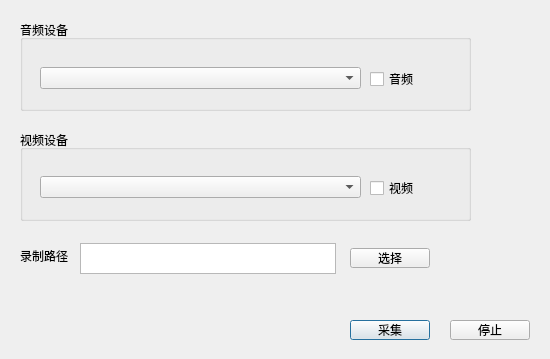
Before: the Qt Designer form devices_dialog.ui in BrentHuang/rtmp_pusher, drawn with Qt 5.
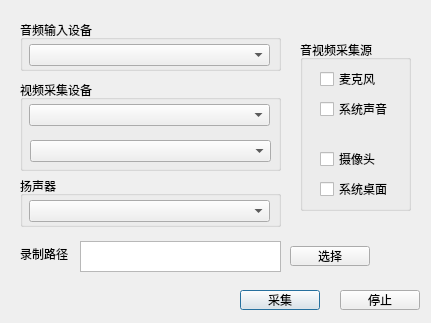
After: the same form once the commit is applied.

Commit message: 增加桌面分享和扬声器，设备识别改为使用qt

The edit to the form file:
```diff
--- a/devices_dialog.ui
+++ b/devices_dialog.ui
@@ -6,8 +6,8 @@
    <rect>
     <x>0</x>
     <y>0</y>
-    <width>550</width>
-    <height>359</height>
+    <width>431</width>
+    <height>323</height>
    </rect>
   </property>
   <property name="windowTitle">
@@ -18,78 +18,62 @@
     <rect>
      <x>20</x>
      <y>20</y>
-     <width>451</width>
-     <height>91</height>
+     <width>261</width>
+     <height>51</height>
     </rect>
    </property>
    <property name="title">
-    <string>音频设备</string>
+    <string>音频输入设备</string>
    </property>
    <widget class="QComboBox" name="comboBox_Audio">
     <property name="geometry">
      <rect>
-      <x>20</x>
-      <y>47</y>
-      <width>321</width>
+      <x>9</x>
+      <y>24</y>
+      <width>241</width>
       <height>22</height>
      </rect>
     </property>
    </widget>
-   <widget class="QCheckBox" name="checkBox_Audio">
-    <property name="geometry">
-     <rect>
-      <x>350</x>
-      <y>50</y>
-      <width>73</width>
-      <height>18</height>
-     </rect>
-    </property>
-    <property name="text">
-     <string>音频</string>
-    </property>
-   </widget>
   </widget>
   <widget class="QGroupBox" name="groupBox_2">
    <property name="geometry">
     <rect>
      <x>20</x>
-     <y>130</y>
-     <width>451</width>
+     <y>80</y>
+     <width>261</width>
      <height>91</height>
     </rect>
    </property>
    <property name="title">
-    <string>视频设备</string>
+    <string>视频采集设备</string>
    </property>
    <widget class="QComboBox" name="comboBox_Video">
     <property name="geometry">
      <rect>
-      <x>20</x>
-      <y>46</y>
-      <width>321</width>
+      <x>9</x>
+      <y>24</y>
+      <width>241</width>
       <height>22</height>
      </rect>
     </property>
    </widget>
-   <widget class="QCheckBox" name="checkBox_Video">
+   <widget class="QComboBox" name="comboBox_VideoProp">
     <property name="geometry">
      <rect>
-      <x>350</x>
-      <y>49</y>
-      <width>73</width>
-      <height>18</height>
+      <x>10</x>
+      <y>60</y>
+      <width>241</width>
+      <height>22</height>
      </rect>
     </property>
-    <property name="text">
-     <string>视频</string>
-    </property>
    </widget>
   </widget>
   <widget class="QPushButton" name="pushButton_Start">
    <property name="geometry">
     <rect>
-     <x>350</x>
-     <y>320</y>
+     <x>240</x>
+     <y>290</y>
      <width>80</width>
      <height>20</height>
     </rect>
@@ -101,8 +85,8 @@
   <widget class="QPushButton" name="pushButton_Stop">
    <property name="geometry">
     <rect>
-     <x>450</x>
-     <y>320</y>
+     <x>340</x>
+     <y>290</y>
      <width>80</width>
      <height>20</height>
     </rect>
@@ -115,7 +99,7 @@
    <property name="geometry">
     <rect>
      <x>20</x>
-     <y>250</y>
+     <y>248</y>
      <width>66</width>
      <height>12</height>
     </rect>
@@ -128,8 +112,8 @@
    <property name="geometry">
     <rect>
      <x>80</x>
-     <y>243</y>
-     <width>256</width>
+     <y>241</y>
+     <width>201</width>
      <height>31</height>
     </rect>
    </property>
@@ -137,8 +121,8 @@
   <widget class="QPushButton" name="pushButton_Dir">
    <property name="geometry">
     <rect>
-     <x>350</x>
-     <y>248</y>
+     <x>290</x>
+     <y>246</y>
      <width>80</width>
      <height>20</height>
     </rect>
@@ -147,6 +131,94 @@
     <string>选择</string>
    </property>
   </widget>
+  <widget class="QGroupBox" name="groupBox_4">
+   <property name="geometry">
+    <rect>
+     <x>300</x>
+     <y>40</y>
+     <width>111</width>
+     <height>171</height>
+    </rect>
+   </property>
+   <property name="title">
+    <string>音视频采集源</string>
+   </property>
+   <widget class="QCheckBox" name="checkBox_Audio">
+    <property name="geometry">
+     <rect>
+      <x>20</x>
+      <y>30</y>
+      <width>73</width>
+      <height>18</height>
+     </rect>
+    </property>
+    <property name="text">
+     <string>麦克风</string>
+    </property>
+   </widget>
+   <widget class="QCheckBox" name="checkBox_AudioSystem">
+    <property name="geometry">
+     <rect>
+      <x>20</x>
+      <y>60</y>
+      <width>73</width>
+      <height>18</height>
+     </rect>
+    </property>
+    <property name="text">
+     <string>系统声音</string>
+    </property>
+   </widget>
+   <widget class="QCheckBox" name="checkBox_VideoDesktop">
+    <property name="geometry">
+     <rect>
+      <x>20</x>
+      <y>140</y>
+      <width>73</width>
+      <height>18</height>
+     </rect>
+    </property>
+    <property name="text">
+     <string>系统桌面</string>
+    </property>
+   </widget>
+   <widget class="QCheckBox" name="checkBox_Video">
+    <property name="geometry">
+     <rect>
+      <x>20</x>
+      <y>110</y>
+      <width>73</width>
+      <height>18</height>
+     </rect>
+    </property>
+    <property name="text">
+     <string>摄像头</string>
+    </property>
+   </widget>
+  </widget>
+  <widget class="QGroupBox" name="groupBox_3">
+   <property name="geometry">
+    <rect>
+     <x>20</x>
+     <y>176</y>
+     <width>261</width>
+     <height>51</height>
+    </rect>
+   </property>
+   <property name="title">
+    <string>扬声器</string>
+   </property>
+   <widget class="QComboBox" name="comboBox_AudioSpeaker">
+    <property name="geometry">
+     <rect>
+      <x>9</x>
+      <y>24</y>
+      <width>241</width>
+      <height>22</height>
+     </rect>
+    </property>
+   </widget>
+  </widget>
  </widget>
  <resources/>
  <connections/>
```
The commit also changes 15 other files.
